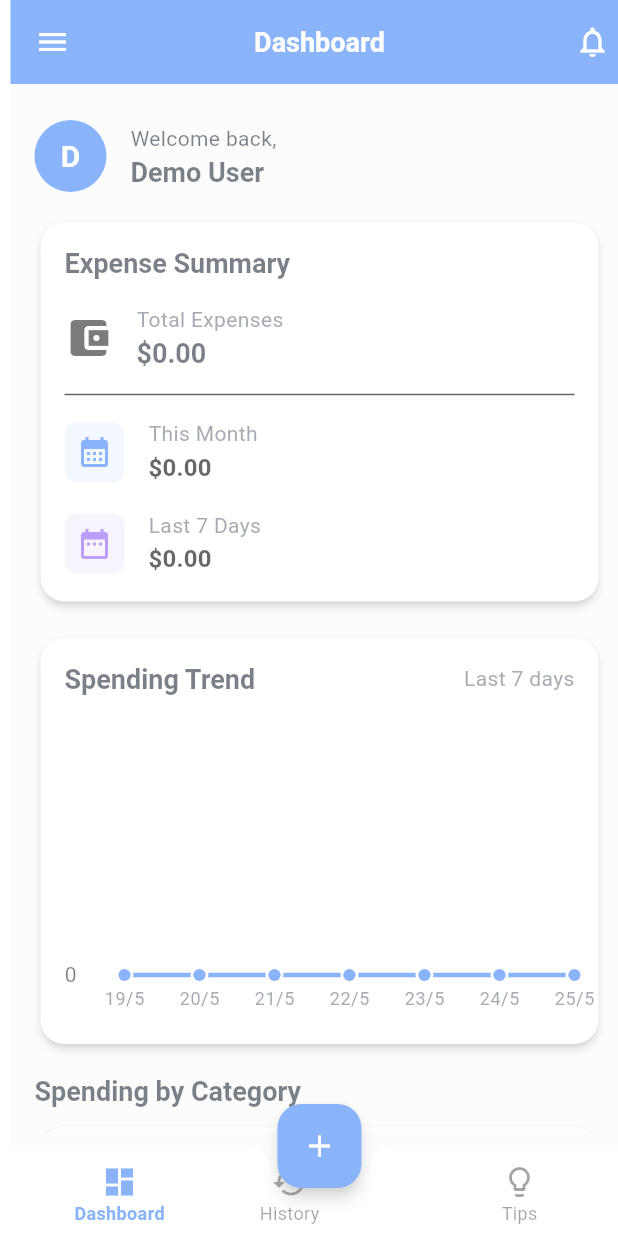
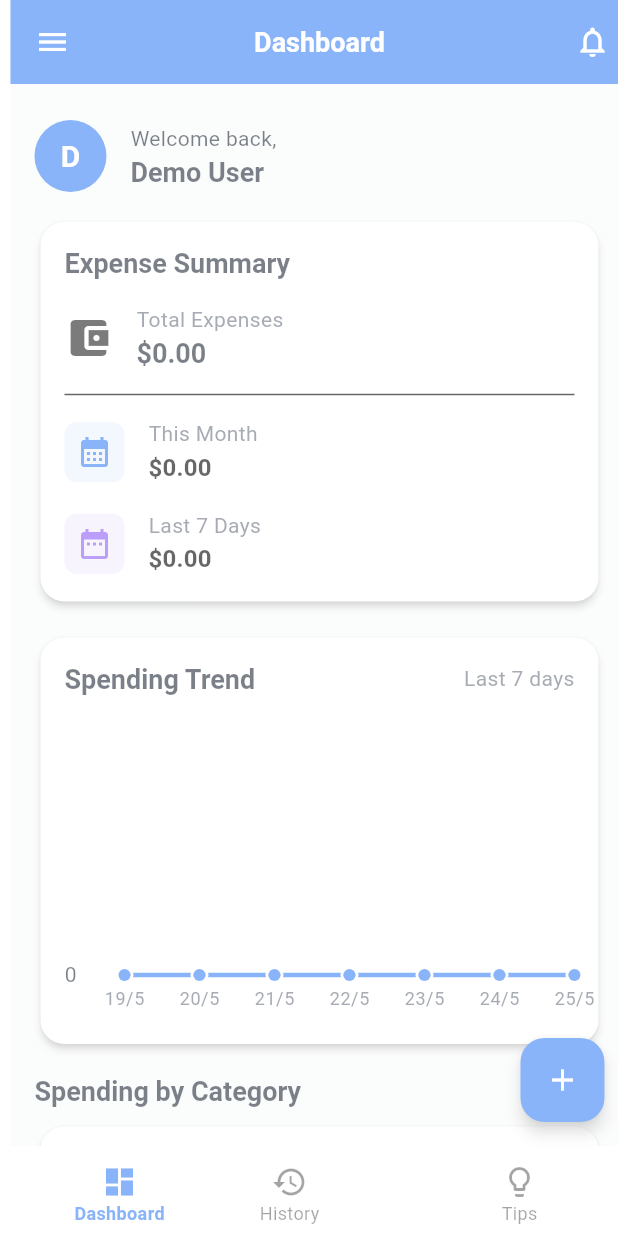
Before and after one commit to sharmavaibhav31/PersonalFinanceTracker, a Flutter app: the screen it shows after launch, after a tap on "Login", on a phone screen of 412 x 824 dp. Run offline on Flutter 3.47's test engine with Material 3 defaults, Android fonts, the phone set to English and light mode, and no system bars; drawn by our look-alikes of fl_chart; our stand-ins replace shared_preferences; accounts and stored records are empty.

Commit message:
Solved overflow, DarkTheme feature updated, FAB location changed

```diff
--- /dev/null
+++ b/lib/controllers/theme_controller.dart
@@ -0,0 +1,23 @@
+import 'package:flutter/material.dart';
+import '../utils/storage_service.dart';
+
+class ThemeController with ChangeNotifier {
+  ThemeMode _themeMode = ThemeMode.system;
+  final StorageService _storageService = StorageService();
+
+  ThemeMode get themeMode => _themeMode;
+
+  bool get isDarkMode => _themeMode == ThemeMode.dark;
+
+  Future<void> loadTheme() async {
+    final isDark = await _storageService.getSetting('dark_mode_enabled', false);
+    _themeMode = isDark ? ThemeMode.dark : ThemeMode.light;
+    notifyListeners();
+  }
+
+  void setDarkMode(bool isDark) {
+    _themeMode = isDark ? ThemeMode.dark : ThemeMode.light;
+    _storageService.saveSetting('dark_mode_enabled', isDark);
+    notifyListeners();
+  }
+}
--- a/lib/main.dart
+++ b/lib/main.dart
@@ -1,3 +1,4 @@
+import 'package:expense_manager/controllers/theme_controller.dart';
 import 'package:flutter/material.dart';
 import 'package:provider/provider.dart';
 import 'package:expense_manager/screens/login_screen.dart';
@@ -5,12 +6,14 @@ import 'package:expense_manager/controllers/auth_controller.dart';
 import 'package:expense_manager/controllers/expense_controller.dart';
 import 'package:expense_manager/utils/theme.dart';
 
+
 void main() {
   runApp(
     MultiProvider(
       providers: [
         ChangeNotifierProvider(create: (_) => AuthController()),
         ChangeNotifierProvider(create: (_) => ExpenseController()),
+        ChangeNotifierProvider(create: (_) => ThemeController()),
       ],
       child: const MyApp(),
     ),
@@ -22,12 +25,14 @@ class MyApp extends StatelessWidget {
 
   @override
   Widget build(BuildContext context) {
+    final themeController = Provider.of<ThemeController>(context);
+
     return MaterialApp(
       title: 'Expense Manager',
       debugShowCheckedModeBanner: false,
       theme: AppTheme.lightTheme,
       darkTheme: AppTheme.darkTheme,
-      themeMode: ThemeMode.system,
+      themeMode: themeController.isDarkMode ? ThemeMode.dark : ThemeMode.light,
       home: const LoginScreen(),
     );
   }
--- a/lib/screens/home_screen.dart
+++ b/lib/screens/home_screen.dart
@@ -50,15 +50,12 @@ class _HomeScreenState extends State<HomeScreen> {
         ],
       ),
       drawer: const AppDrawer(),
-      body: Padding(
-        padding: const EdgeInsets.only(bottom: 8.0),
-        child: IndexedStack(
-          index: _currentIndex,
-          children: _tabs,
-        ),
+      body: IndexedStack(
+        index: _currentIndex,
+        children: _tabs,
       ),
       floatingActionButton: const AddExpenseButton(),
-      floatingActionButtonLocation: FloatingActionButtonLocation.centerDocked,
+      //floatingActionButtonLocation: FloatingActionButtonLocation.centerDocked,
       bottomNavigationBar: CustomBottomNavigation(
         currentIndex: _currentIndex,
         onTap: (index) {
```
Also changed, not shown: lib/screens/settings_screen.dart (+22 -9 lines).
